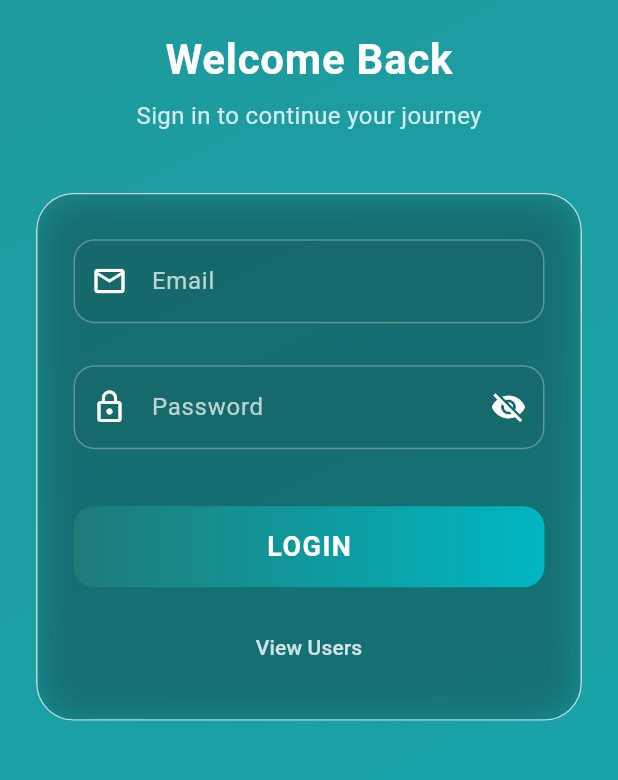
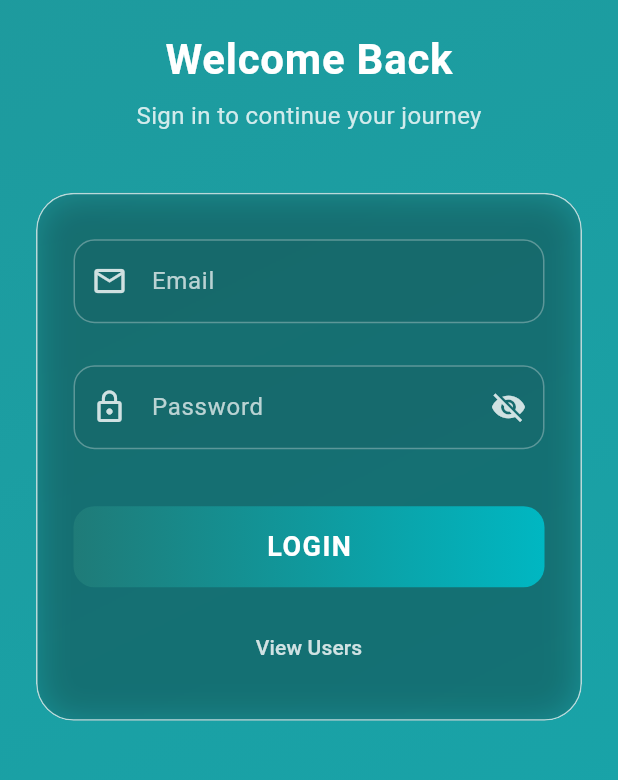
Before and after one commit to jeetparmar2810/Hipster-Flutter-Assignment, a Flutter app: the first screen one second after launch, on a phone screen of 412 x 824 dp, the part 303-1083 px from its top. Run offline on Flutter 3.47's test engine with Material 3 defaults, Android fonts, the phone set to English and light mode, and no system bars; our stand-ins replace dio, flutter_bloc, hive_flutter, permission_handler; missing offline and left inert: agora_rtc_engine; accounts and stored records are empty; statements that could not run were skipped.

Commit message:
- read me changes

```diff
--- a/lib/widgets/custom_text_field.dart
+++ b/lib/widgets/custom_text_field.dart
@@ -84,23 +84,26 @@ class _AppTextFieldState extends State<AppTextField> {
           contentPadding:
           const EdgeInsets.symmetric(vertical: 16, horizontal: 14),
 
-          // Label + Hint
+          // Label
           labelText: widget.label,
           labelStyle: TextStyle(
             color: _isFocused
                 ? AppColors.primaryLight
                 : Colors.white.withValues(alpha: 0.7),
           ),
-          hintText: widget.label,
-          hintStyle: TextStyle(
-            color: Colors.white.withValues(alpha: 0.5),
-          ),
           floatingLabelBehavior: FloatingLabelBehavior.auto,
 
-          // Prefix / Suffix Icons
+          // Prefix icon
           prefixIcon: widget.prefixIcon != null
-              ? Icon(widget.prefixIcon, color: Colors.white)
+              ? Icon(
+            widget.prefixIcon,
+            color: _isFocused
+                ? AppColors.primaryLight
+                : Colors.white.withValues(alpha: 0.8),
+          )
               : null,
+
+          // Password visibility toggle
           suffixIcon: isPasswordField
               ? GestureDetector(
             onTap: _togglePasswordVisibility,
@@ -109,8 +112,7 @@ class _AppTextFieldState extends State<AppTextField> {
               transitionBuilder:
                   (Widget child, Animation<double> animation) {
                 return RotationTransition(
-                  turns:
-                  Tween(begin: 0.75, end: 1.0).animate(animation),
+                  turns: Tween(begin: 0.75, end: 1.0).animate(animation),
                   child:
                   FadeTransition(opacity: animation, child: child),
                 );
@@ -120,7 +122,9 @@ class _AppTextFieldState extends State<AppTextField> {
                     ? Icons.visibility
                     : Icons.visibility_off,
                 key: ValueKey<bool>(_isPasswordVisible),
-                color: Colors.white,
+                color: _isFocused
+                    ? AppColors.primaryLight
+                    : Colors.white.withValues(alpha: 0.8),
               ),
             ),
           )
@@ -148,6 +152,19 @@ class _AppTextFieldState extends State<AppTextField> {
               width: 1.2,
             ),
           ),
+          focusedErrorBorder: OutlineInputBorder(
+            borderRadius: BorderRadius.circular(14),
+            borderSide: BorderSide(
+              color: AppColors.error,
+              width: 1.6,
+            ),
+          ),
+
+          // Error text style
+          errorStyle: TextStyle(
+            color: AppColors.error.withValues(alpha: 0.9),
+            fontSize: 13,
+          ),
         ),
       ),
     );
```
Also changed, not shown: lib/screens/video_call_screen.dart (+19 -1 lines), 4 other files.
